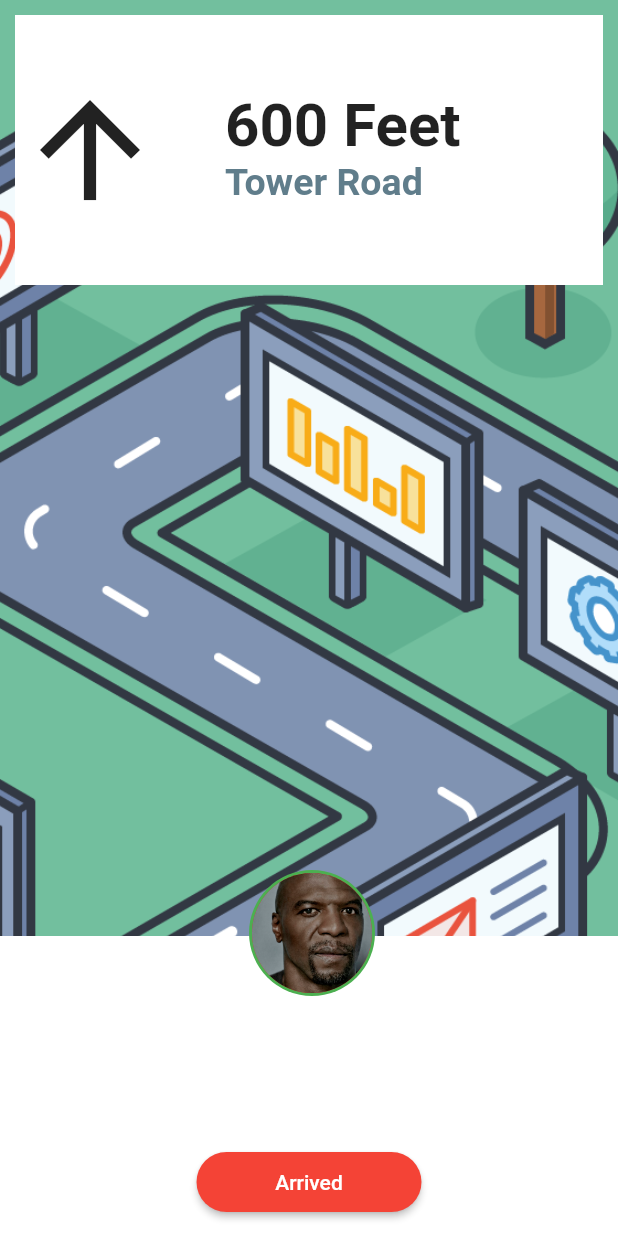
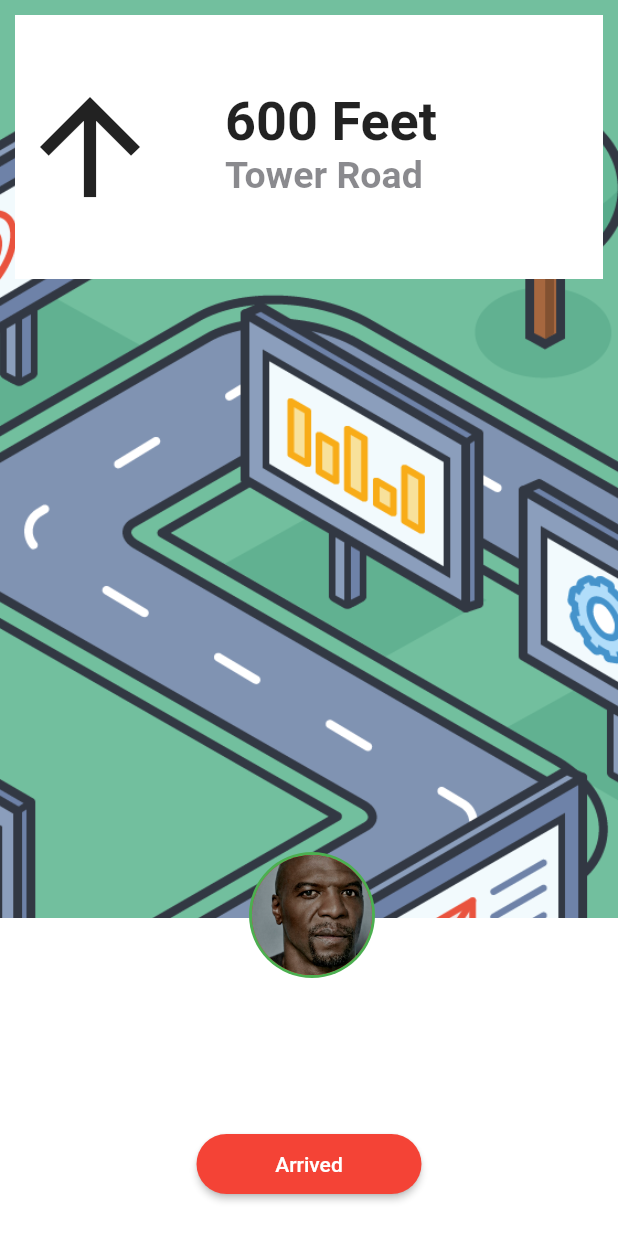
Before and after one commit to cornell-dti/carriage-driver, a Flutter app: the Home screen opened directly, after a tap on "Start Ride", on a phone screen of 412 x 824 dp. Run offline on Flutter 3.47's test engine with Material 2 defaults, Android fonts, the phone set to English and light mode, and no system bars; Roboto replaces fonts that are missing (SFPro).

Commit message:
Basics of Theme
Imported SFPro-Text-Medium as regular default font from Apple's website.
Changed some styling particulars to match design.
Make sure main components (not padding and similar components) use heights and widths relative to the devices size.

```diff
--- a/lib/Home.dart
+++ b/lib/Home.dart
@@ -10,8 +10,11 @@ class Greeting extends StatelessWidget {
   @override
   Widget build(BuildContext context) {
     return Padding(
-      child: Text('Hi $name!', style: head),
-      padding: EdgeInsets.only(left: 30.0, top: 50.0, bottom: 10.0),
+      child: Text('Hi $name!', style: Theme.of(context).textTheme.headline),
+      padding: EdgeInsets.only(
+          left: 24.0,
+          top: 18.0 + MediaQuery.of(context).padding.top,
+          bottom: 16.0),
     );
   }
 }
@@ -24,9 +27,8 @@ class LeftSubheading extends StatelessWidget {
   @override
   Widget build(BuildContext context) {
     return Padding(
-      padding: EdgeInsets.only(left: 30.0, bottom: 15.0),
-      child: Text('$heading',
-          style: TextStyle(fontSize: 20.0, fontWeight: FontWeight.bold)),
+      padding: EdgeInsets.only(left: 24.0, bottom: 16.0),
+      child: Text('$heading', style: Theme.of(context).textTheme.subhead),
     );
   }
 }
@@ -70,32 +72,53 @@ class _HomeState extends State<Home> {
                   UpcomingRide(),
                 ],
               )),
-              SizedBox(height: 20.0),
+              SizedBox(height: 3),
+              Center(
+                child: RaisedButton(
+                  onPressed: () {
+                    Navigator.of(context)
+                        .push(MaterialPageRoute(builder: (context) {
+                      return Map();
+                    }));
+                  },
+                  shape: RoundedRectangleBorder(
+                      borderRadius: BorderRadius.all(Radius.circular(24))),
+                  color: Colors.red,
+                  child: Row(
+                    mainAxisSize: MainAxisSize.min,
+                    children: <Widget>[
+                      Icon(Icons.directions_car, color: Colors.white),
+                      SizedBox(width: 5),
+                      Text('Start Ride', style: TextStyle(color: Colors.white)),
+                    ],
+                  ),
+                ),
+              ),
+              SizedBox(height: 8.0),
               LeftSubheading(heading: 'Upcoming Rides'),
               Flexible(
-                  child: Center(
                 child: ListView.separated(
                   itemCount: 3,
                   itemBuilder: _ride,
                   separatorBuilder: (BuildContext context, int index) =>
                       Divider(),
                   padding:
-                      EdgeInsets.only(left: 30.0, right: 30.0, bottom: 5.0),
+                      EdgeInsets.only(left: 24.0, right: 24.0, bottom: 5.0),
                 ),
-              )),
+              ),
             ]),
-        floatingActionButton: FloatingActionButton.extended(
-          onPressed: () {
-            Navigator.of(context).push(MaterialPageRoute(
-              builder: (context) {
-                return Map();
-              }
-            ));
-          },
-          label: Text('Start Ride'),
-          icon: Icon(Icons.directions_car),
-        ),
-        floatingActionButtonLocation: FloatingActionButtonLocation.centerFloat,
+//        floatingActionButton: FloatingActionButton.extended(
+//          onPressed: () {
+//            Navigator.of(context).push(MaterialPageRoute(
+//              builder: (context) {
+//                return Map();
+//              }
+//            ));
+//          },
+//          label: Text('Start Ride'),
+//          icon: Icon(Icons.directions_car),
+//        ),
+//        floatingActionButtonLocation: FloatingActionButtonLocation.centerFloat,
         bottomNavigationBar: BottomNavigationBar(
           selectedItemColor: Colors.blue,
           items: <BottomNavigationBarItem>[
--- a/lib/Map.dart
+++ b/lib/Map.dart
@@ -6,7 +6,7 @@ class Direction extends StatelessWidget {
     return Padding(
       padding: EdgeInsets.fromLTRB(10, 10, 10, 0),
       child: Container(
-        height: 180,
+          height: MediaQuery.of(context).size.width / 2 - 30,
           width: MediaQuery.of(context).size.width,
           color: Colors.white,
           child: Row(
@@ -17,21 +17,18 @@ class Direction extends StatelessWidget {
                 child: Column(
                   crossAxisAlignment: CrossAxisAlignment.start,
                   children: <Widget>[
-                  Text('600 Feet', style: TextStyle(
-                    fontWeight: FontWeight.bold,
-                    fontSize: 40
-                  )),
-                  Text('Tower Road',style: TextStyle(
+                    Text('600 Feet',
+                        style: Theme.of(context).textTheme.headline),
+                    Text('Tower Road',
+                        style: TextStyle(
                             fontWeight: FontWeight.bold,
                             fontSize: 25,
-                    color: Colors.blueGrey
-                  ))
+                            color: Theme.of(context).accentColor))
                   ],
                 ),
               )
             ],
-        )
-      ),
+          )),
     );
   }
 }
@@ -44,6 +41,9 @@ class Map extends StatelessWidget {
 
   @override
   Widget build(BuildContext context) {
+    double bottomSheetHeight = MediaQuery.of(context).size.width - 200;
+    double r = 40;
+
     return Scaffold(
         body: Stack(
       children: <Widget>[
@@ -60,7 +60,7 @@ class Map extends StatelessWidget {
         Align(
           alignment: Alignment.bottomCenter,
           child: Container(
-              height: 200,
+            height: bottomSheetHeight,
             width: MediaQuery.of(context).size.width,
             color: Colors.white,
             child: Column(
@@ -76,7 +76,8 @@ class Map extends StatelessWidget {
                       child: Text('Arrived'),
                       onPressed: () {},
                       shape: RoundedRectangleBorder(
-                            borderRadius: BorderRadius.all(Radius.circular(20.0))),
+                          borderRadius:
+                              BorderRadius.all(Radius.circular(20.0))),
                     ),
                   ),
                 ),
@@ -85,22 +86,19 @@ class Map extends StatelessWidget {
           ),
         ),
         Positioned(
-            bottom: 160, // height of sheet - radius
-            left: MediaQuery.of(context).size.width / 2 - 40,
+          bottom: bottomSheetHeight - r,
+          left: MediaQuery.of(context).size.width / 2 - r,
           child: Container(
             padding: EdgeInsets.all(2.0),
-              decoration: BoxDecoration(
-                shape: BoxShape.circle,
-                color: Colors.green
-              ),
+            decoration:
+                BoxDecoration(shape: BoxShape.circle, color: Colors.green),
             child: CircleAvatar(
               backgroundImage: AssetImage('assets/images/terry.jpg'),
-                radius: 40,
+              radius: r,
             ),
           ),
         )
       ],
-      )
-    );
+    ));
   }
 }
--- a/lib/Upcoming.dart
+++ b/lib/Upcoming.dart
@@ -1,6 +1,4 @@
 import 'package:flutter/material.dart';
-
-TextStyle head = TextStyle(fontSize: 40, fontWeight: FontWeight.bold);
 
 class Rider extends StatelessWidget {
   @override
@@ -12,12 +10,17 @@ class Rider extends StatelessWidget {
             backgroundImage: AssetImage('assets/images/terry.jpg'),
             radius: 25,
           ),
-          SizedBox(width: 10.0),
+          SizedBox(width: 12.0),
           Column(
             crossAxisAlignment: CrossAxisAlignment.start,
             children: <Widget>[
-              Text('Terry Cruz', style: TextStyle(fontWeight: FontWeight.bold)),
-              Text('Big Arms', style: TextStyle(color: Colors.grey))
+              Text('Terry Cruz',
+                  style: TextStyle(fontSize: 12, letterSpacing: 0.23)),
+              Text('Big Arms',
+                  style: TextStyle(
+                      color: Color.fromRGBO(142, 142, 147, 1),
+                      fontSize: 10,
+                      letterSpacing: 0.19))
             ],
           )
         ],
@@ -40,9 +43,16 @@ class Location extends StatelessWidget {
           crossAxisAlignment: CrossAxisAlignment.start,
           children: <Widget>[
             Text('$heading',
-                style: TextStyle(fontSize: 14, color: Colors.grey)),
+                style: TextStyle(
+                    fontSize: 12,
+                    color: Theme.of(context).accentColor,
+                    letterSpacing: 0)),
+            SizedBox(height: 4),
             Text('$destination',
-                style: TextStyle(fontSize: 20, fontWeight: FontWeight.bold))
+                style: TextStyle(
+                    fontSize: 17,
+                    fontWeight: FontWeight.bold,
+                    letterSpacing: -0.41))
           ],
         ),
       ],
@@ -58,8 +68,12 @@ class Date extends StatelessWidget {
   @override
   Widget build(BuildContext context) {
     return Padding(
-      padding: EdgeInsets.only(left: 20.0, top: 20.0),
-      child: Text('$date', style: TextStyle(fontSize: 20, color: Colors.grey)),
+      padding: EdgeInsets.only(left: 24.0, top: 12.0),
+      child: Text('$date',
+          style: TextStyle(
+              fontSize: 17,
+              color: Theme.of(context).accentColor,
+              letterSpacing: -0.41)),
     );
   }
 }
@@ -72,9 +86,10 @@ class Time extends StatelessWidget {
   @override
   Widget build(BuildContext context) {
     return Padding(
-      padding: EdgeInsets.only(left: 20.0, top: 5.0),
+      padding: EdgeInsets.only(left: 24.0, top: 12.0),
       child: Text('$time',
-          style: TextStyle(fontSize: 30, fontWeight: FontWeight.bold)),
+          style: TextStyle(
+              fontSize: 34, fontWeight: FontWeight.bold, letterSpacing: 0.37)),
     );
   }
 }
@@ -87,7 +102,8 @@ class Summary extends StatelessWidget {
         children: <Widget>[
           Padding(
             padding: EdgeInsets.only(left: 30.0, top: 50.0, bottom: 10.0),
-            child: Text('Ride Summary', style: head),
+            child: Text('Ride Summary',
+                style: Theme.of(context).textTheme.headline),
           )
         ],
       ),
@@ -98,9 +114,10 @@ class Summary extends StatelessWidget {
 class UpcomingRide extends StatelessWidget {
   @override
   Widget build(BuildContext context) {
+    double width = MediaQuery.of(context).size.width - 48;
     return Container(
-      width: 350.0,
-      height: 170.0,
+      width: width,
+      height: width / 2,
       child: GestureDetector(
         onTap: () {
           Navigator.of(context).push(MaterialPageRoute(builder: (context) {
@@ -111,46 +128,45 @@ class UpcomingRide extends StatelessWidget {
           decoration: BoxDecoration(
             color: Colors.white,
             borderRadius: BorderRadius.all(
-              Radius.circular(10.0),
+              Radius.circular(3.0),
             ),
             boxShadow: [
               BoxShadow(
-                  color: Colors.grey,
-                  offset: Offset(5.0, 10.0),
-                  blurRadius: 5.0,
-                  spreadRadius: 0.0)
+                  color: Color.fromARGB(15, 0, 0, 0),
+                  offset: Offset(0, 4.0),
+                  blurRadius: 10.0,
+                  spreadRadius: 1.0)
             ],
           ),
           child: Container(
             child: Row(
               children: <Widget>[
                 Expanded(
-                  flex: 4,
+                  flex: 181,
                   child: Column(
                     crossAxisAlignment: CrossAxisAlignment.start,
                     children: <Widget>[
                       Date(date: 'Oct 30'),
-                      Time(time: '10:12 PM'),
+                      Time(time: '10:12'),
                       Padding(
-                          padding: const EdgeInsets.only(left: 20.0, top: 10.0),
+                          padding: const EdgeInsets.only(left: 24.0, top: 10.0),
                           child: Rider())
                     ],
                   ),
                 ),
                 Expanded(
-                  flex: 3,
+                  flex: 146,
                   child: Column(
+                    mainAxisAlignment: MainAxisAlignment.center,
                     children: <Widget>[
-                      Padding(
-                        padding: EdgeInsets.only(top: 20.0),
-                        child: Column(
-                          children: <Widget>[
-                            Location(heading: 'From', destination: 'PSB'),
-                            SizedBox(height: 16.0),
-                            Location(heading: 'To', destination: 'Cascadilla')
-                          ],
-                        ),
-                      )
+                      Column(
+                        children: <Widget>[
+                          Location(heading: 'Pick up', destination: 'PSB'),
+                          SizedBox(height: 12.0),
+                          Location(
+                              heading: 'Drop off', destination: 'Cascadilla')
+                        ],
+                      ),
                     ],
                   ),
                 )
--- a/lib/main.dart
+++ b/lib/main.dart
@@ -11,8 +11,13 @@ class MyApp extends StatelessWidget {
     return MaterialApp(
         title: 'Carriage',
         theme: ThemeData(
-          primarySwatch: Colors.red,
-        ),
+            primarySwatch: Colors.red,
+            fontFamily: 'SFPro',
+            accentColor: Color.fromRGBO(60, 60, 67, 0.6),
+            textTheme: TextTheme(
+              headline: TextStyle(fontSize: 36, fontWeight: FontWeight.bold),
+              subhead: TextStyle(fontSize: 17.0, fontWeight: FontWeight.bold),
+            )),
         home: Login());
   }
 }
--- a/pubspec.yaml
+++ b/pubspec.yaml
@@ -24,3 +24,7 @@ flutter:
   uses-material-design: true
   assets:
     - assets/images/
+  fonts:
+    - family: SFPro
+      fonts:
+        - asset: assets/fonts/SFPro-Medium.ttf
```
Also changed, not shown: 1 other file. Lines whose indentation alone changed are shown as unchanged.
